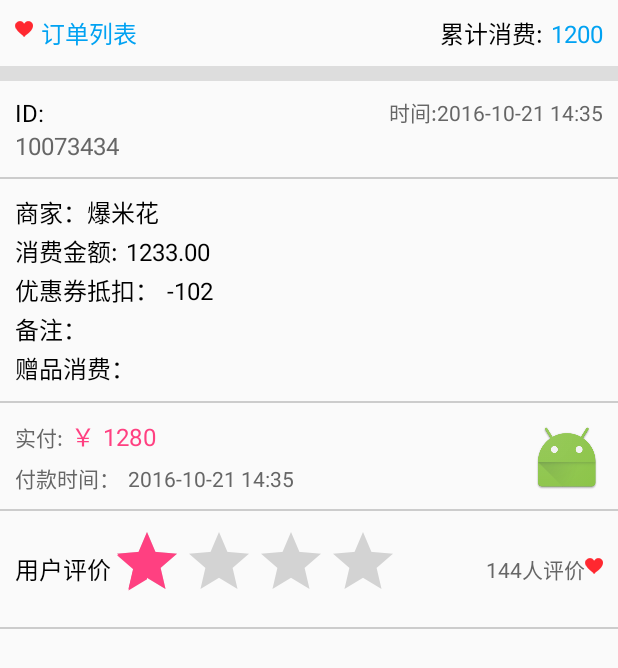
After one commit to zhangergou/ThreePomelo01, an Android app: the layout item_my_order.xml on its own in the app's theme, with its tools: preview values and no code run, on a phone screen of 412 x 824 dp. The commit adds this screen. Shown: the top 668 px of the screen. Run offline under Robolectric (Android 15) with nearby library versions, the phone set to English and light mode, and no system bars.

Commit message:
MyOrderFragment页面（孟）

```diff
--- a/app/src/main/res/color/main_tab_text_color_selector.xml
+++ b/app/src/main/res/color/main_tab_text_color_selector.xml
@@ -1,5 +1,4 @@
 <?xml version="1.0" encoding="utf-8"?>
 <selector xmlns:android="http://schemas.android.com/apk/res/android">
     <item android:color="@color/blueTab" android:state_selected="true"/>
-    <item android:color="@color/tabTextColor" />
 </selector>
--- /dev/null
+++ b/app/src/main/res/layout/item_my_order.xml
@@ -0,0 +1,285 @@
+<?xml version="1.0" encoding="utf-8"?>
+<LinearLayout xmlns:android="http://schemas.android.com/apk/res/android"
+    android:orientation="vertical"
+    android:layout_width="match_parent"
+    android:layout_height="match_parent">
+ <!--   <include layout="@layout/public_tatle_layout"/>-->
+    <RelativeLayout
+        android:layout_width="match_parent"
+        android:layout_height="wrap_content">
+        <LinearLayout
+            android:orientation="horizontal"
+            android:padding="10dp"
+            android:layout_width="wrap_content"
+            android:layout_height="wrap_content">
+            <ImageView
+                android:src="@drawable/details_like_click_icon"
+                android:layout_marginTop="4dp"
+                android:layout_width="wrap_content"
+                android:layout_height="wrap_content" />
+            <TextView
+                android:text="订单列表"
+                android:textSize="16sp"
+                android:textColor="@color/blueTabText"
+                android:layout_marginLeft="5dp"
+                android:layout_width="wrap_content"
+                android:layout_height="wrap_content" />
+        </LinearLayout>
+        <LinearLayout
+            android:layout_alignParentRight="true"
+            android:orientation="horizontal"
+            android:padding="10dp"
+            android:layout_width="wrap_content"
+            android:layout_height="wrap_content">
+            <TextView
+                android:text="累计消费:"
+                android:textColor="@color/black"
+                android:textSize="16sp"
+                android:layout_width="wrap_content"
+                android:layout_height="wrap_content" />
+            <TextView
+                android:text="1200"
+                android:textSize="16sp"
+                android:textColor="@color/blueTabText"
+                android:layout_marginLeft="5dp"
+                android:layout_width="wrap_content"
+                android:layout_height="wrap_content" />
+        </LinearLayout>
+    </RelativeLayout>
+    <View
+        android:layout_width="match_parent"
+        android:background="@color/graySex"
+        android:layout_height="10dp"/>
+    <RelativeLayout
+        android:padding="10dp"
+        android:layout_width="match_parent"
+        android:layout_height="wrap_content">
+        <LinearLayout
+            android:orientation="vertical"
+            android:layout_width="wrap_content"
+            android:layout_height="wrap_content">
+            <TextView
+                android:text="ID:"
+                android:textSize="16sp"
+                android:textColor="@color/black"
+                android:layout_width="wrap_content"
+                android:layout_height="wrap_content" />
+            <TextView
+                android:text="10073434"
+                android:textSize="16sp"
+                android:textColor="@color/grayTwo"
+                android:layout_width="wrap_content"
+                android:layout_height="wrap_content" />
+        </LinearLayout>
+        <LinearLayout
+            android:layout_alignParentRight="true"
+            android:layout_width="wrap_content"
+            android:layout_height="wrap_content">
+            <TextView
+                android:text="时间:"
+                android:textSize="14sp"
+                android:textColor="@color/grayTwo"
+                android:layout_width="wrap_content"
+                android:layout_height="wrap_content" />
+            <TextView
+                android:text="2016-10-21 14:35"
+                android:textSize="14sp"
+                android:textColor="@color/grayTwo"
+                android:layout_width="wrap_content"
+                android:layout_height="wrap_content" />
+        </LinearLayout>
+    </RelativeLayout>
+    <View
+        android:layout_width="match_parent"
+        android:background="@color/grayFour"
+        android:layout_height="1dp"/>
+    <LinearLayout
+        android:orientation="vertical"
+        android:padding="10dp"
+        android:layout_width="match_parent"
+        android:layout_height="wrap_content">
+        <TextView
+            android:text="商家：爆米花"
+            android:textSize="16sp"
+            android:textColor="@color/black"
+            android:layout_width="wrap_content"
+            android:layout_height="wrap_content" />
+
+        <LinearLayout
+            android:layout_marginTop="2dp"
+            android:orientation="horizontal"
+            android:layout_width="wrap_content"
+            android:layout_height="wrap_content">
+            <TextView
+                android:text="消费金额:"
+                android:textSize="16sp"
+                android:textColor="@color/black"
+                android:layout_width="wrap_content"
+                android:layout_height="wrap_content" />
+            <TextView
+                android:id="@+id/tv"
+                android:text="1233.00"
+                android:layout_marginLeft="5dp"
+                android:textSize="16sp"
+                android:textColor="@color/black"
+                android:layout_width="wrap_content"
+                android:layout_height="wrap_content" />
+        </LinearLayout>
+        <LinearLayout
+            android:layout_marginTop="2dp"
+            android:orientation="horizontal"
+            android:layout_width="wrap_content"
+            android:layout_height="wrap_content">
+            <TextView
+                android:text="优惠券抵扣："
+                android:textSize="16sp"
+                android:textColor="@color/black"
+                android:layout_width="wrap_content"
+                android:layout_height="wrap_content" />
+            <TextView
+                android:text="-102"
+                android:textSize="16sp"
+                android:layout_marginLeft="5dp"
+                android:textColor="@color/black"
+                android:layout_width="wrap_content"
+                android:layout_height="wrap_content" />
+        </LinearLayout>
+        <TextView
+            android:layout_marginTop="2dp"
+            android:text="备注："
+            android:textSize="16sp"
+            android:textColor="@color/black"
+            android:layout_width="wrap_content"
+            android:layout_height="wrap_content" />
+        <TextView
+            android:layout_marginTop="2dp"
+            android:text="赠品消费："
+            android:textSize="16sp"
+            android:textColor="@color/black"
+            android:layout_width="wrap_content"
+            android:layout_height="wrap_content" />
+    </LinearLayout>
+    <View
+        android:layout_width="match_parent"
+        android:background="@color/grayFour"
+        android:layout_height="1dp"/>
+    <RelativeLayout
+        android:padding="10dp"
+        android:layout_width="match_parent"
+        android:layout_height="wrap_content">
+        <LinearLayout
+            android:id="@+id/linearLayout"
+            android:orientation="vertical"
+            android:layout_width="wrap_content"
+            android:layout_height="wrap_content">
+            <LinearLayout
+                android:orientation="horizontal"
+                android:layout_width="wrap_content"
+                android:layout_height="wrap_content">
+                <TextView
+                    android:text="实付:"
+                    android:textSize="14sp"
+                    android:textColor="@color/grayTwo"
+                    android:layout_width="wrap_content"
+                    android:layout_height="wrap_content" />
+                <TextView
+                    android:text="￥"
+                    android:textSize="16sp"
+                    android:layout_marginLeft="5dp"
+                    android:textColor="@color/colorAccent"
+                    android:layout_width="wrap_content"
+                    android:layout_height="wrap_content" />
+                <TextView
+                    android:text="1280"
+                    android:textSize="16sp"
+                    android:layout_marginLeft="5dp"
+                    android:textColor="@color/colorAccent"
+                    android:layout_width="wrap_content"
+                    android:layout_height="wrap_content" />
+            </LinearLayout>
+            <LinearLayout
+                android:layout_marginTop="5dp"
+                android:orientation="horizontal"
+                android:layout_width="wrap_content"
+                android:layout_height="wrap_content">
+                <TextView
+                    android:text="付款时间："
+                    android:textSize="14sp"
+                    android:textColor="@color/grayTwo"
+                    android:layout_width="wrap_content"
+                    android:layout_height="wrap_content" />
+                <TextView
+                    android:layout_marginLeft="5dp"
+                    android:text="2016-10-21 14:35"
+                    android:textSize="14sp"
+                    android:textColor="@color/grayTwo"
+                    android:layout_width="wrap_content"
+                    android:layout_height="wrap_content" />
+            </LinearLayout>
+        </LinearLayout>
+        <ImageView
+            android:src="@drawable/ic_launcher"
+            android:layout_width="wrap_content"
+            android:layout_height="wrap_content"
+            android:layout_alignBottom="@+id/linearLayout"
+            android:layout_alignParentRight="true"
+            android:layout_alignParentEnd="true" />
+    </RelativeLayout>
+    <View
+        android:layout_width="match_parent"
+        android:background="@color/grayFour"
+        android:layout_height="1dp"/>
+    <RelativeLayout
+        android:padding="10dp"
+        android:layout_width="match_parent"
+        android:layout_height="wrap_content">
+        <LinearLayout
+            android:orientation="horizontal"
+            android:layout_width="wrap_content"
+            android:layout_height="wrap_content">
+            <TextView
+                android:layout_gravity="center"
+                android:gravity="center"
+                android:text="用户评价"
+                android:textSize="16sp"
+                android:textColor="@color/black"
+                android:layout_width="wrap_content"
+                android:layout_height="wrap_content" />
+            <RatingBar
+                android:numStars="4"
+                android:rating="1.2"
+                android:stepSize="0.5"
+                android:layout_width="wrap_content"
+                android:layout_height="wrap_content" />
+        </LinearLayout>
+        <LinearLayout
+            android:layout_centerVertical="true"
+            android:layout_alignParentRight="true"
+            android:orientation="horizontal"
+            android:layout_width="wrap_content"
+            android:layout_height="wrap_content">
+            <TextView
+                android:text="144"
+                android:textSize="14sp"
+                android:textColor="@color/grayTwo"
+                android:layout_width="wrap_content"
+                android:layout_height="wrap_content" />
+            <TextView
+
+                android:text="人评价"
+                android:textSize="14sp"
+                android:textColor="@color/grayTwo"
+                android:layout_width="wrap_content"
+                android:layout_height="wrap_content" />
+            <ImageView
+                android:layout_marginTop="3dp"
+                android:src="@drawable/details_like_click_icon"
+                android:layout_width="wrap_content"
+                android:layout_height="wrap_content" />
+        </LinearLayout>
+    </RelativeLayout>
+    <View
+        android:layout_width="match_parent"
+        android:background="@color/grayFour"
+        android:layout_height="1dp"/>
+</LinearLayout>
```
Also changed, not shown: app/src/main/java/com/weixingwang/threepomelo/adapter/MyOrderAdapter.java (added, +51 -0 lines), app/src/main/java/com/weixingwang/threepomelo/bean/MyOrderBean.java (added, +50 -0 lines), app/src/main/java/com/weixingwang/threepomelo/frament/MyOrderFragment.java (+20 -3 lines), app/src/main/res/layout/item_my_order_evaluate.xml (added, +65 -0 lines), app/src/main/res/layout/my_order_frament_layout.xml (+7 -2 lines), app/src/main/res/values/colors.xml (+5 -5 lines), app/src/main/res/drawable-hdpi/details_like_click_icon.png (added).
